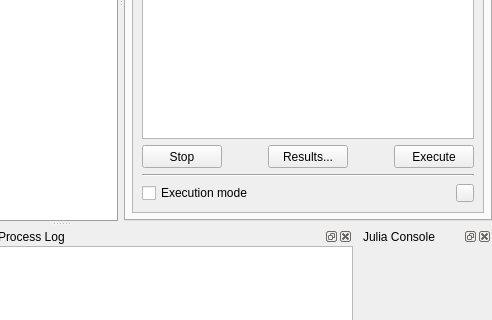
Above: spinetoolbox/ui/mainwindow.ui from spine-tools/Spine-Toolbox before the change; both pictures show x 370 to 862 and y 248 to 568 of the 862 by 708 pixel window. Below: the same form after it.
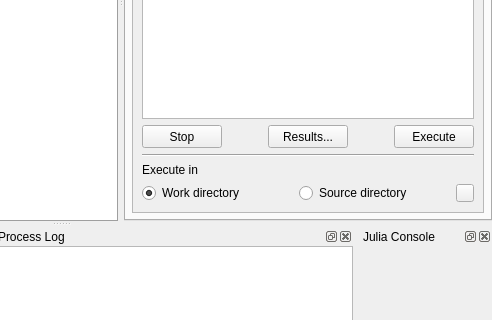
That is the form after the change. The open tabs and pages were chosen to show the change. Icons and pictures are not drawn. Custom widgets are drawn as their Qt base class.

Commit message: Issue #210. Tool properties now has two radio buttons instead of a single checkbox for choosing whether to execute it in work directory or in source directory.

What changed in the file:
```diff
--- a/spinetoolbox/ui/mainwindow.ui
+++ b/spinetoolbox/ui/mainwindow.ui
@@ -1933,35 +1933,30 @@
               </widget>
              </item>
              <item>
-              <layout class="QHBoxLayout" name="horizontalLayout_15">
+              <widget class="QLabel" name="label_2">
+               <property name="text">
+                <string>Execute in</string>
+               </property>
+              </widget>
+             </item>
+             <item>
+              <layout class="QHBoxLayout" name="horizontalLayout_15" stretch="0,0,0">
                <item>
-                <widget class="QCheckBox" name="checkBox_execution_mode">
-                 <property name="toolTip">
-                  <string>&lt;html&gt;&lt;head/&gt;&lt;body&gt;&lt;p&gt;You can override the Tool template setting here for individual Tools&lt;/p&gt;&lt;/body&gt;&lt;/html&gt;</string>
-                 </property>
+                <widget class="QRadioButton" name="radioButton_execute_in_work">
                  <property name="text">
-                  <string>Execution mode</string>
+                  <string>Work directory</string>
                  </property>
                  <property name="checked">
-                  <bool>false</bool>
-                 </property>
-                 <property name="tristate">
-                  <bool>false</bool>
+                  <bool>true</bool>
                  </property>
                 </widget>
                </item>
                <item>
-                <spacer name="horizontalSpacer_11">
-                 <property name="orientation">
-                  <enum>Qt::Horizontal</enum>
+                <widget class="QRadioButton" name="radioButton_execute_in_source">
+                 <property name="text">
+                  <string>Source directory</string>
                  </property>
-                 <property name="sizeHint" stdset="0">
-                  <size>
-                   <width>40</width>
-                   <height>20</height>
-                  </size>
-                 </property>
-                </spacer>
+                </widget>
                </item>
                <item>
                 <widget class="QToolButton" name="toolButton_tool_open_dir">
```
The commit also changes 9 other files.
